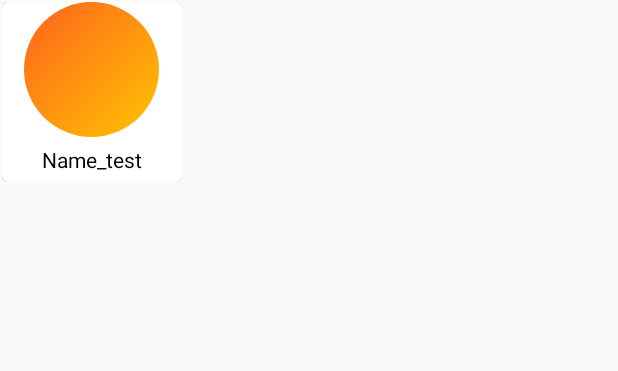
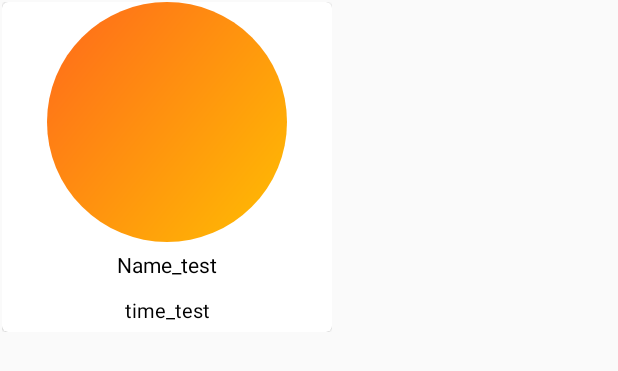
Before and after one commit to vineymar/CSE110_What_sSizzlin, an Android app: the layout layout_list_view.xml on its own in the app's theme, with its tools: preview values and no code run, on a phone screen of 412 x 824 dp. Shown: the top 371 px of the screen. Run offline under Robolectric (Android 15) with nearby library versions, the phone set to English and light mode, and no system bars; Roboto replaces fonts that are not available here.

```diff
--- a/app/src/main/AndroidManifest.xml
+++ b/app/src/main/AndroidManifest.xml
@@ -43,7 +43,6 @@
         <activity android:name=".HomeActivity" />
         <activity android:name=".PhoneNumberActivity" />
 
-        <activity android:name=".LoginActivity" />
         <activity android:name=".RegistrationActivity" />
         <activity
             android:name=".MainActivity"
--- a/app/src/main/res/layout/layout_list_view.xml
+++ b/app/src/main/res/layout/layout_list_view.xml
@@ -3,11 +3,12 @@
     android:layout_width="wrap_content"
     android:layout_height="wrap_content"
     xmlns:app="http://schemas.android.com/apk/res-auto"
-    android:layout_margin="1dp">
+    android:layout_margin="1dp"
+    android:background="@android:color/transparent">
 
     <android.support.v7.widget.CardView
-        android:layout_width="120dp"
-        android:layout_height="120dp"
+        android:layout_width="220dp"
+        android:layout_height="220dp"
         app:cardCornerRadius="4dp"
         app:cardMaxElevation="2dp"
         app:cardElevation="1dp"
@@ -21,8 +22,8 @@
 
             <de.hdodenhof.circleimageview.CircleImageView
                 android:id="@+id/image_view"
-                android:layout_width="90dp"
-                android:layout_height="90dp"
+                android:layout_width="200dp"
+                android:layout_height="160dp"
                 android:scaleType="centerCrop"
                 android:layout_centerHorizontal="true"
                 android:src="@drawable/backgroundcolor"/>
@@ -45,6 +46,24 @@
 
                 android:autoSizeTextType="uniform"
                 />
+            <TextView
+                android:text="time_test"
+                android:id="@+id/time"
+                android:layout_marginTop="5dp"
+                android:layout_marginBottom="5dp"
+                android:layout_height="20dp"
+                android:autoSizeMinTextSize="8sp"
+                android:autoSizeMaxTextSize="15sp"
+
+                android:layout_width="wrap_content"
+                android:layout_below="@+id/name"
+                android:layout_centerHorizontal="true"
+                android:gravity="center"
+
+                android:textColor="#000"
+
+                android:autoSizeTextType="uniform"
+                />
 
         </RelativeLayout>
 
```
Also changed, not shown: app/src/main/java/com/example/whatssizzlin/HomeActivity.java (+52 -60 lines), app/src/main/java/com/example/whatssizzlin/LoginActivity.java (deleted, +0 -28 lines), app/src/main/java/com/example/whatssizzlin/RecyclerViewAdapter.java (+84 -28 lines).
